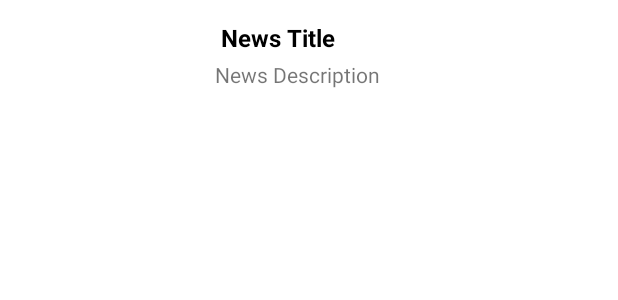
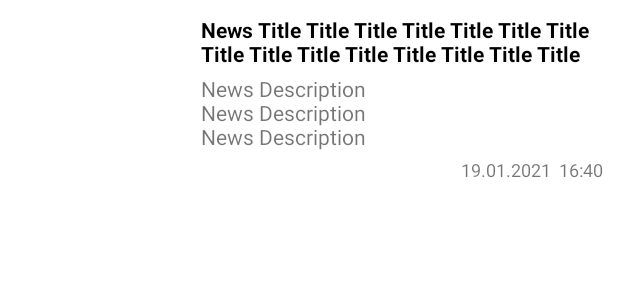
Before and after one commit to aimanissa/rss-news-feed, an Android app: the layout news_item.xml on its own in the app's theme, with its tools: preview values and no code run, on a phone screen of 412 x 824 dp. Shown: the top 300 px of the screen. Run offline under Robolectric (Android 15) with nearby library versions, the phone set to English and light mode, and no system bars.

```diff
--- a/app/src/main/java/com/aimanissa/android/newsfeed/data/app/api/NewsApiModel.kt
+++ b/app/src/main/java/com/aimanissa/android/newsfeed/data/app/api/NewsApiModel.kt
@@ -10,5 +10,8 @@ data class NewsApiModel (
     val description: String? = "",
 
     @SerializedName("urlToImage")
-    val urlToImage: String? = ""
+    val urlToImage: String? = "",
+
+    @SerializedName("publishedAt")
+    val publishedAt: String? = ""
 )
--- a/app/src/main/java/com/aimanissa/android/newsfeed/data/app/db/NewsDatabase.kt
+++ b/app/src/main/java/com/aimanissa/android/newsfeed/data/app/db/NewsDatabase.kt
@@ -3,7 +3,7 @@ package com.aimanissa.android.newsfeed.data.app.db
 import androidx.room.Database
 import androidx.room.RoomDatabase
 
-@Database(entities = [NewsEntity::class], version = 10, exportSchema = false)
+@Database(entities = [NewsEntity::class], version = 12, exportSchema = false)
 abstract class NewsDatabase : RoomDatabase() {
 
     abstract fun newsDao(): NewsDao
--- a/app/src/main/java/com/aimanissa/android/newsfeed/data/app/db/NewsEntity.kt
+++ b/app/src/main/java/com/aimanissa/android/newsfeed/data/app/db/NewsEntity.kt
@@ -17,4 +17,7 @@ class NewsEntity {
 
     @ColumnInfo(name = "urlToImage")
     var urlToImage: String = ""
+
+    @ColumnInfo(name = "publishedAt")
+    var publishedAt: Long = 0
 }
--- a/app/src/main/java/com/aimanissa/android/newsfeed/data/app/model/NewsItem.kt
+++ b/app/src/main/java/com/aimanissa/android/newsfeed/data/app/model/NewsItem.kt
@@ -1,4 +1,6 @@
 package com.aimanissa.android.newsfeed.data.app.model
+
+import java.util.*
 
 
 data class NewsItem(
@@ -6,5 +8,7 @@ data class NewsItem(
 
     var description: String = "",
 
-    var urlToImage: String = ""
+    var urlToImage: String = "",
+
+    var publishedAt: Date = Date(),
 )
--- a/app/src/main/java/com/aimanissa/android/newsfeed/ui/fragments/feed/adapter/NewsAdapter.kt
+++ b/app/src/main/java/com/aimanissa/android/newsfeed/ui/fragments/feed/adapter/NewsAdapter.kt
@@ -1,5 +1,6 @@
 package com.aimanissa.android.newsfeed.ui.fragments.feed.adapter
 
+import android.text.format.DateFormat
 import android.view.LayoutInflater
 import android.view.ViewGroup
 import androidx.recyclerview.widget.RecyclerView
@@ -44,8 +45,9 @@ class NewsAdapter : RecyclerView.Adapter<NewsAdapter.NewsHolder>() {
         }
 
         fun bind(newsItem: NewsItem) {
-            binding.newsTitle.text = newsItem.title
-            binding.newsDescription.text = newsItem.description
+            binding.title.text = newsItem.title
+            binding.description.text = newsItem.description
+            binding.date.text = DateFormat.format("dd.MM.yyyy HH:mm", newsItem.publishedAt)
             if (newsItem.urlToImage.isEmpty()) {
                 binding.newsImageView.setImageResource(R.drawable.ic_image_placeholder)
             } else {
--- a/app/src/main/res/layout-land/news_item.xml
+++ b/app/src/main/res/layout-land/news_item.xml
@@ -25,30 +25,47 @@
             android:contentDescription="@string/news_image" />
 
         <TextView
-            android:id="@+id/news_title"
-            android:layout_width="460dp"
+            android:id="@+id/title"
+            android:layout_width="0dp"
             android:layout_height="wrap_content"
             tools:text="News Title"
             android:textSize="16sp"
             android:textStyle="bold"
             android:textColor="@color/black"
             android:maxLines="2"
-            android:layout_marginStart="8dp"
+            android:layout_marginStart="4dp"
+            android:layout_marginTop="4dp"
             android:padding="4dp"
             app:layout_constraintStart_toEndOf="@+id/news_image_view"
-            app:layout_constraintTop_toTopOf="parent"
-            app:layout_constraintBottom_toTopOf="@+id/news_description"/>
+            app:layout_constraintEnd_toEndOf="parent"
+            app:layout_constraintTop_toTopOf="parent"/>
 
         <TextView
-            android:id="@+id/news_description"
-            android:layout_width="460dp"
+            android:id="@+id/description"
+            android:layout_width="0dp"
             android:layout_height="wrap_content"
             tools:text="News Description"
             android:textSize="14sp"
             android:maxLines="5"
-            android:layout_marginStart="8dp"
+            android:layout_marginStart="4dp"
+            android:layout_marginTop="4dp"
             app:layout_constraintStart_toEndOf="@+id/news_image_view"
-            app:layout_constraintTop_toBottomOf="@+id/news_title" />
+            app:layout_constraintEnd_toEndOf="parent"
+            app:layout_constraintTop_toBottomOf="@+id/title" />
+
+        <TextView
+            android:id="@+id/date"
+            android:layout_width="0dp"
+            android:layout_height="wrap_content"
+            android:layout_marginStart="4dp"
+            android:layout_marginTop="4dp"
+            android:gravity="end"
+            android:singleLine="true"
+            android:textSize="12sp"
+            app:layout_constraintEnd_toEndOf="parent"
+            app:layout_constraintStart_toEndOf="@+id/news_image_view"
+            app:layout_constraintTop_toBottomOf="@+id/description"
+            tools:text="19.01.2021  16:40" />
 
     </androidx.constraintlayout.widget.ConstraintLayout>
 
--- a/app/src/main/res/layout/news_item.xml
+++ b/app/src/main/res/layout/news_item.xml
@@ -1,6 +1,5 @@
 <?xml version="1.0" encoding="utf-8"?>
-<androidx.cardview.widget.CardView
-    xmlns:android="http://schemas.android.com/apk/res/android"
+<androidx.cardview.widget.CardView xmlns:android="http://schemas.android.com/apk/res/android"
     xmlns:app="http://schemas.android.com/apk/res-auto"
     xmlns:tools="http://schemas.android.com/tools"
     android:layout_width="match_parent"
@@ -18,39 +17,53 @@
             android:id="@+id/news_image_view"
             android:layout_width="120dp"
             android:layout_height="120dp"
+            android:contentDescription="@string/news_image"
             android:scaleType="centerCrop"
             app:layout_constraintBottom_toBottomOf="parent"
             app:layout_constraintStart_toStartOf="parent"
-            app:layout_constraintTop_toTopOf="parent"
-            android:contentDescription="@string/news_image" />
+            app:layout_constraintTop_toTopOf="parent" />
 
         <TextView
-            android:id="@+id/news_title"
-            android:layout_width="250dp"
+            android:id="@+id/title"
+            android:layout_width="0dp"
             android:layout_height="wrap_content"
+            android:textSize="14sp"
             android:layout_marginStart="4dp"
+            android:textColor="@color/black"
+            android:textStyle="bold"
             android:maxLines="2"
-            android:padding="4dp"
-            android:textColor="@color/black"
-            android:textSize="16sp"
-            android:textStyle="bold"
-            app:layout_constraintBottom_toTopOf="@+id/news_description"
             app:layout_constraintEnd_toEndOf="parent"
             app:layout_constraintStart_toEndOf="@+id/news_image_view"
             app:layout_constraintTop_toTopOf="parent"
-            tools:text="News Title" />
+            tools:text="News Title Title Title Title Title Title Title Title Title Title Title Title Title Title Title Title" />
 
         <TextView
-            android:id="@+id/news_description"
-            android:layout_width="250dp"
+            android:id="@+id/description"
+            android:layout_width="0dp"
             android:layout_height="wrap_content"
             android:layout_marginStart="4dp"
+            android:layout_marginTop="4dp"
             android:maxLines="3"
             android:textSize="14sp"
             app:layout_constraintEnd_toEndOf="parent"
             app:layout_constraintStart_toEndOf="@+id/news_image_view"
-            app:layout_constraintTop_toBottomOf="@+id/news_title"
-            tools:text="News Description" />
+            app:layout_constraintTop_toBottomOf="@+id/title"
+
+            tools:text="News Description \nNews Description \nNews Description" />
+
+        <TextView
+            android:id="@+id/date"
+            android:layout_width="0dp"
+            android:layout_height="wrap_content"
+            android:layout_marginStart="4dp"
+            android:layout_marginTop="4dp"
+            android:gravity="end"
+            android:singleLine="true"
+            android:textSize="12sp"
+            app:layout_constraintEnd_toEndOf="parent"
+            app:layout_constraintStart_toEndOf="@+id/news_image_view"
+            app:layout_constraintTop_toBottomOf="@+id/description"
+            tools:text="19.01.2021  16:40" />
 
     </androidx.constraintlayout.widget.ConstraintLayout>
 
```
Also changed, not shown: app/src/main/java/com/aimanissa/android/newsfeed/data/app/mapper/DatabaseMapper.kt (+11 -0 lines), app/src/main/java/com/aimanissa/android/newsfeed/data/app/mapper/ResponseMapper.kt (+17 -3 lines), app/src/main/java/com/aimanissa/android/newsfeed/ui/fragments/details/NewsDetailsFragment.kt (+8 -5 lines), app/src/main/java/com/aimanissa/android/newsfeed/ui/fragments/feed/NewsFeedFragment.kt (+8 -10 lines), app/src/main/res/layout/fragment_news_details.xml (+20 -6 lines).
